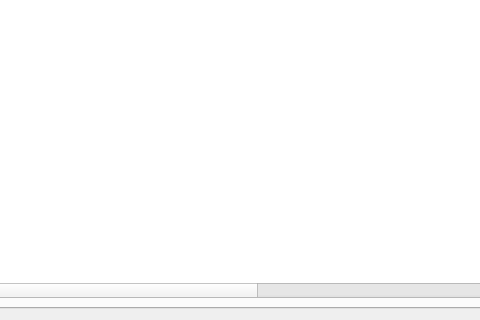
First picture: the form in mainwidget.ui, repository mickyTwenty/Lane, before the edit; both pictures show x 321 to 801 and y 272 to 592 of the 977 by 592 pixel window.
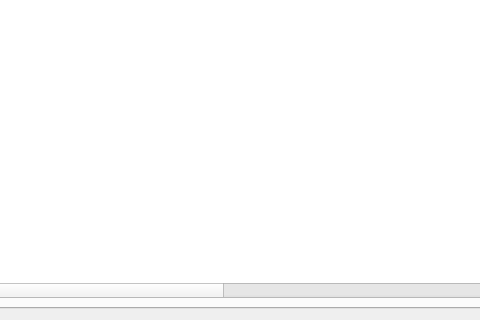
Second picture: the form after the edit. Icons and pictures are not drawn.

```diff
--- a/mainwidget.ui
+++ b/mainwidget.ui
@@ -248,6 +248,11 @@
            <string>Review</string>
           </property>
          </column>
+         <column>
+          <property name="text">
+           <string>Correct Plate</string>
+          </property>
+         </column>
         </widget>
        </item>
       </layout>
```
Left out of the diff: 5 changed lines with no effect on the pictures.
